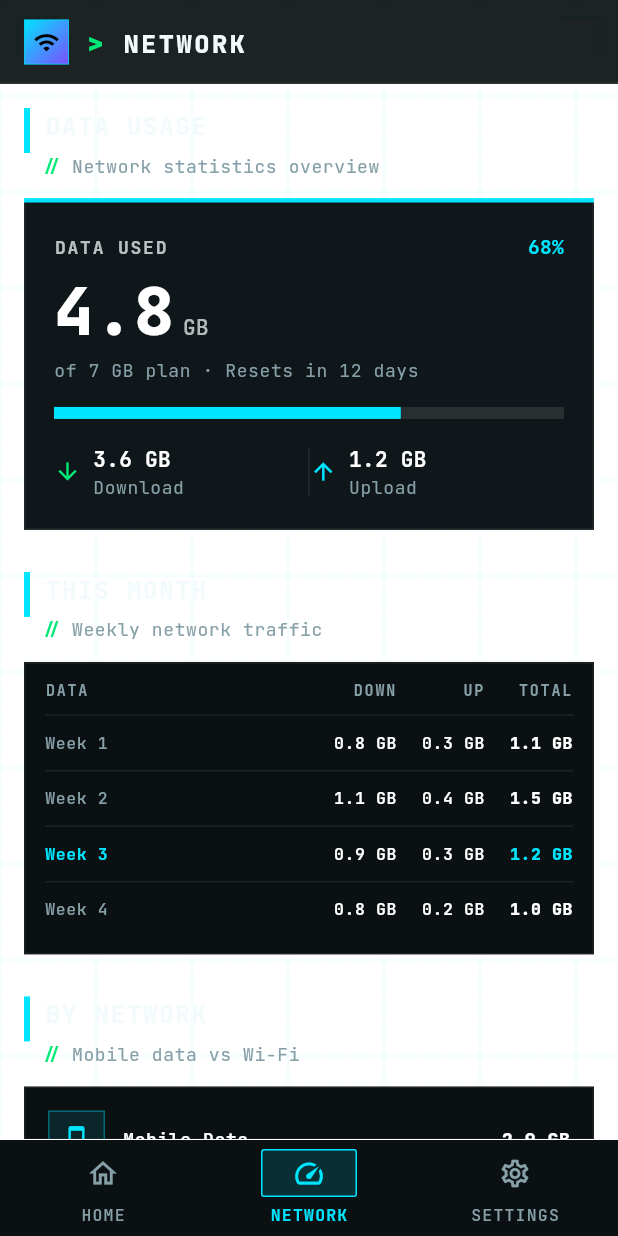
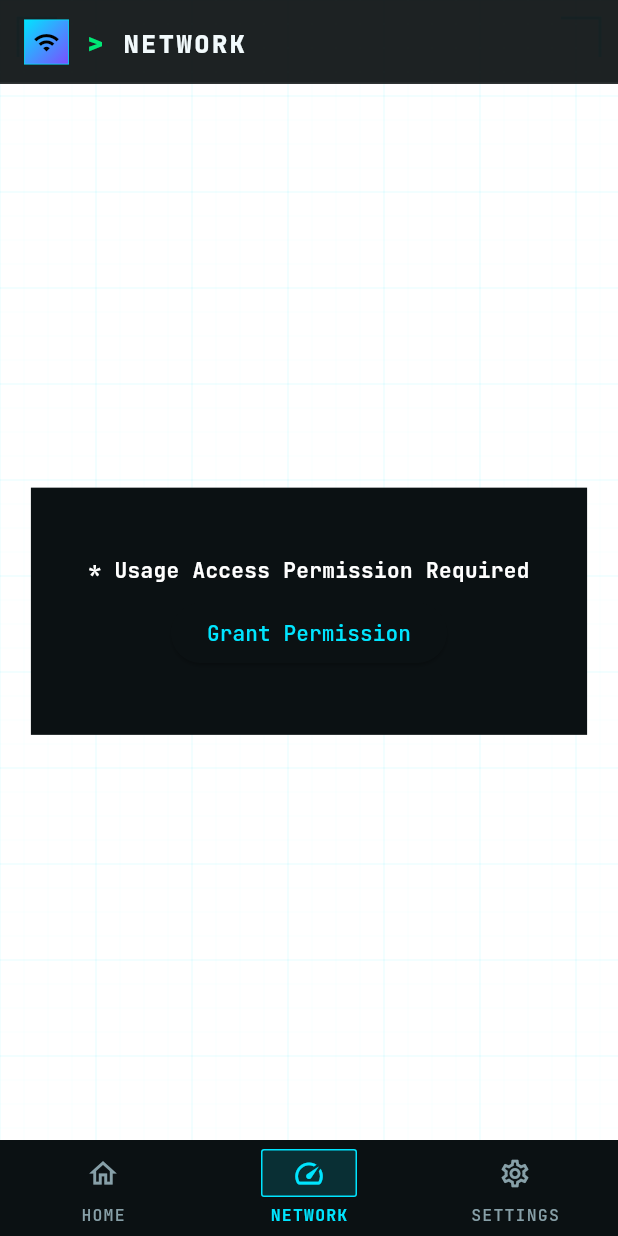
Before and after one commit to moshika38/NetKeep, a Flutter app: the screen it shows after launch, item 2 of the bottom bar chosen, on a phone screen of 412 x 824 dp. Run offline on Flutter 3.47's test engine with Material 3 defaults, Android fonts, the phone set to English and light mode, and no system bars; our stand-ins replace flutter_dotenv, google_fonts, package_info_plus, shared_preferences, wakelock_plus; missing offline and left inert: usage_stats.

Commit message:
update by network section UI and auto fetch app version

```diff
--- a/lib/presentation/network/network.screen.dart
+++ b/lib/presentation/network/network.screen.dart
@@ -1,19 +1,164 @@
 import 'package:flutter/material.dart';
+import 'package:netkeep/services/data.usage.service.dart';
 import 'package:netkeep/utils/theme.dart';
 import 'package:netkeep/widgets/app.bar.dart';
-import 'package:netkeep/widgets/network_widgets/usage.bar.dart';
 import 'package:netkeep/widgets/network_widgets/usage.hero.dart';
 import 'package:netkeep/widgets/network_widgets/usage.table.dart';
 import 'package:netkeep/widgets/section.header.dart';
 
-class NetworkScreen extends StatelessWidget {
+class NetworkScreen extends StatefulWidget {
   const NetworkScreen({super.key});
 
   @override
+  State<NetworkScreen> createState() => _NetworkScreenState();
+}
+
+// 1. 'with WidgetsBindingObserver' එකතු කරන්න
+class _NetworkScreenState extends State<NetworkScreen>
+    with WidgetsBindingObserver {
+  bool _hasPermission = false;
+  bool _isLoading = true;
+  List<WeeklyUsage> _weeklyData = [];
+
+  int _totalMobileBytes = 0;
+  int _totalWifiBytes = 0;
+
+  @override
+  void initState() {
+    super.initState();
+    // 2. Lifecycle Observer එක Register කරන්න
+    WidgetsBinding.instance.addObserver(this);
+    _loadDataUsage();
+  }
+
+  @override
+  void dispose() {
+    // 3. Screen එක අයින් වෙද්දී Observer එක Remove කරන්න
+    WidgetsBinding.instance.removeObserver(this);
+    super.dispose();
+  }
+
+  // 4. User Settings වලින් ආපසු App එකට ආපු ගමන් මේ Method එක Auto Run වෙනවා
+  @override
+  void didChangeAppLifecycleState(AppLifecycleState state) {
+    if (state == AppLifecycleState.resumed) {
+      _loadDataUsage();
+    }
+  }
+
+  Future<void> _loadDataUsage() async {
+    bool granted = await DataUsageService.isPermissionGranted();
+
+    if (granted) {
+      List<WeeklyUsage> data = await DataUsageService.getWeeklyBreakdown();
+      _calculateTotals(data);
+
+      if (mounted) {
+        setState(() {
+          _hasPermission = true;
+          _weeklyData = data;
+          _isLoading = false;
+        });
+      }
+
+      List<WeeklyUsage> freshData = await DataUsageService.getWeeklyBreakdown(
+        forceRefresh: true,
+      );
+      _calculateTotals(freshData);
+
+      if (mounted) {
+        setState(() {
+          _weeklyData = freshData;
+        });
+      }
+    } else {
+      if (mounted) {
+        setState(() {
+          _hasPermission = false;
+          _isLoading = false;
+        });
+      }
+    }
+  }
+
+  void _calculateTotals(List<WeeklyUsage> data) {
+    int mobile = 0;
+    int wifi = 0;
+    for (var item in data) {
+      mobile += item.mobileBytes;
+      wifi += item.wifiBytes;
+    }
+    _totalMobileBytes = mobile;
+    _totalWifiBytes = wifi;
+  }
+
+  @override
   Widget build(BuildContext context) {
+    if (_isLoading) {
+      return const Scaffold(
+        appBar: NetKeepAppBar(title: 'Network'),
+        body: Center(
+          child: CircularProgressIndicator(
+            color: AppColors.primaryColor,
+          ),
+        ),
+      );
+    }
+    if (!_hasPermission) {
       return Scaffold(
         appBar: const NetKeepAppBar(title: 'Network'),
-      body: ListView(
+        body: Center(
+          child: Container(
+            height: MediaQuery.of(context).size.height * 0.2,
+            width: MediaQuery.of(context).size.width * 0.9,
+            padding: const EdgeInsets.all(16),
+            decoration: const BoxDecoration(color: AppColors.cardBgColor),
+            child: Column(
+              mainAxisAlignment: MainAxisAlignment.center,
+              children: [
+                const Text(
+                  "* Usage Access Permission Required",
+                  style: TextStyle(
+                    color: Colors.white,
+                    fontWeight: FontWeight.bold,
+                  ),
+                ),
+                const SizedBox(height: 8),
+                ElevatedButton(
+                  onPressed: () async {
+                    await DataUsageService.requestPermission();
+                    _loadDataUsage();
+                  },
+                  child: const Text("Grant Permission"),
+                ),
+              ],
+            ),
+          ),
+        ),
+      );
+    }
+
+    int grandTotalBytes = _totalMobileBytes + _totalWifiBytes;
+    String totalMobileFormatted = DataUsageService.formatBytes(
+      _totalMobileBytes,
+    );
+    String totalWifiFormatted = DataUsageService.formatBytes(_totalWifiBytes);
+    String grandTotalFormatted = DataUsageService.formatBytes(grandTotalBytes);
+
+    List<UsageRow> tableRows = _weeklyData.map((item) {
+      return UsageRow(
+        item.weekName,
+        item.mobileData,
+        item.wifiData,
+        item.totalData,
+      );
+    }).toList();
+
+    return Scaffold(
+      appBar: const NetKeepAppBar(title: 'Network'),
+      body: _isLoading
+          ? const Center(child: CircularProgressIndicator())
+          : ListView(
               padding: const EdgeInsets.all(16),
               children: [
                 const SectionHeader(
@@ -21,13 +166,13 @@ class NetworkScreen extends StatelessWidget {
                   subtitle: 'Network statistics overview',
                 ),
                 const SizedBox(height: 12),
-          const UsageHero(
-            amount: "4.8",
-            unit: "GB",
-            caption: "of 7 GB plan · Resets in 12 days",
-            progress: 0.68,
-            download: "3.6 GB",
-            upload: "1.2 GB",
+                UsageHero(
+                  amount: grandTotalFormatted.split(' ').first,
+                  unit: grandTotalFormatted.contains('GB') ? "GB" : "MB",
+                  caption: "Total usage for current month",
+                  progress: 1.0,
+                  download: totalMobileFormatted,
+                  upload: totalWifiFormatted,
                 ),
                 const SizedBox(height: 28),
                 const SectionHeader(
@@ -35,14 +180,9 @@ class NetworkScreen extends StatelessWidget {
                   subtitle: 'Weekly network traffic',
                 ),
                 const SizedBox(height: 12),
-          const UsageTable(
-            rows: [
-              UsageRow("Week 1", "0.8 GB", "0.3 GB", "1.1 GB"),
-              UsageRow("Week 2", "1.1 GB", "0.4 GB", "1.5 GB"),
-              UsageRow("Week 3", "0.9 GB", "0.3 GB", "1.2 GB", highlight: true),
-              UsageRow("Week 4", "0.8 GB", "0.2 GB", "1.0 GB"),
-            ],
-          ),
+
+                UsageTable(rows: tableRows),
+
                 const SizedBox(height: 28),
                 const SectionHeader(
                   title: 'By Network',
@@ -54,20 +194,20 @@ class NetworkScreen extends StatelessWidget {
                   child: Padding(
                     padding: const EdgeInsets.all(16),
                     child: Column(
-                children: const [
-                  UsageBar(
+                      children: [
+                        _buildNetworkRow(
+                          context,
                           icon: Icons.smartphone,
-                    title: "Mobile Data",
-                    value: "2.9 GB",
-                    progress: 0.6,
+                          label: "Mobile Data",
+                          value: totalMobileFormatted,
                           color: AppColors.primaryColor,
                         ),
-                  Divider(height: 28, color: AppColors.borderColor),
-                  UsageBar(
+                        const Divider(height: 28, color: AppColors.borderColor),
+                        _buildNetworkRow(
+                          context,
                           icon: Icons.wifi,
-                    title: "Wi-Fi",
-                    value: "1.9 GB",
-                    progress: 0.4,
+                          label: "Wi-Fi",
+                          value: totalWifiFormatted,
                           color: AppColors.secondaryColor,
                         ),
                       ],
@@ -78,4 +218,35 @@ class NetworkScreen extends StatelessWidget {
             ),
     );
   }
+
+  Widget _buildNetworkRow(
+    BuildContext context, {
+    required IconData icon,
+    required String label,
+    required String value,
+    required Color color,
+  }) {
+    return Row(
+      children: [
+        Icon(icon, size: 20, color: color),
+        const SizedBox(width: 12),
+        Expanded(
+          child: Text(
+            label,
+            style: Theme.of(context).textTheme.bodySmall!.copyWith(
+              color: Colors.white,
+              fontWeight: FontWeight.w600,
+            ),
+          ),
+        ),
+        Text(
+          value,
+          style: Theme.of(context).textTheme.bodySmall!.copyWith(
+            color: Colors.white,
+            fontWeight: FontWeight.w800,
+          ),
+        ),
+      ],
+    );
   }
+}
--- /dev/null
+++ b/lib/services/data.usage.service.dart
@@ -0,0 +1,112 @@
+import 'package:flutter/services.dart';
+import 'package:usage_stats/usage_stats.dart';
+
+class WeeklyUsage {
+  final String weekName;
+  final String mobileData;
+  final String wifiData;
+  final String totalData;
+  final int mobileBytes;
+  final int wifiBytes;
+
+  WeeklyUsage({
+    required this.weekName,
+    required this.mobileData,
+    required this.wifiData,
+    required this.totalData,
+    required this.mobileBytes,
+    required this.wifiBytes,
+  });
+}
+
+class DataUsageService {
+  static const MethodChannel _channel = MethodChannel(
+    'com.netkeep.app/network_stats',
+  );
+  static List<WeeklyUsage>? _cachedWeeklyData;
+
+  static Future<bool> isPermissionGranted() async {
+    bool? granted = await UsageStats.checkUsagePermission();
+    return granted ?? false;
+  }
+
+  static Future<void> requestPermission() async {
+    await UsageStats.grantUsagePermission();
+  }
+
+  static String formatBytes(int bytes) {
+    if (bytes <= 0) return "0 MB";
+    double mb = bytes / (1024 * 1024);
+    if (mb < 1024) {
+      return "${mb.toStringAsFixed(1)} MB";
+    }
+    double gb = mb / 1024;
+    return "${gb.toStringAsFixed(2)} GB";
+  }
+
+  static Future<int> _fetchDeviceTotalBytes(
+    DateTime start,
+    DateTime end,
+    bool isMobile,
+  ) async {
+    try {
+      final int bytes = await _channel.invokeMethod('getDeviceTotalData', {
+        'startTime': start.millisecondsSinceEpoch,
+        'endTime': end.millisecondsSinceEpoch,
+        'isMobile': isMobile,
+      });
+      return bytes;
+    } catch (e) {
+      return 0;
+    }
+  }
+
+  static Future<List<WeeklyUsage>> getWeeklyBreakdown({
+    bool forceRefresh = false,
+  }) async {
+    if (_cachedWeeklyData != null && !forceRefresh) {
+      return _cachedWeeklyData!;
+    }
+
+    final now = DateTime.now();
+    final lastDay = DateTime(now.year, now.month + 1, 0).day;
+
+    List<Map<String, int>> weeks = [
+      {'start': 1, 'end': 7},
+      {'start': 8, 'end': 14},
+      {'start': 15, 'end': 21},
+      {'start': 22, 'end': lastDay},
+    ];
+
+    List<Future<WeeklyUsage>> futures = weeks.asMap().entries.map((
+      entry,
+    ) async {
+      int i = entry.key;
+      int startDay = entry.value['start']!;
+      int endDay = entry.value['end']!;
+
+      DateTime startDate = DateTime(now.year, now.month, startDay, 0, 0, 0);
+      DateTime endDate = DateTime(now.year, now.month, endDay, 23, 59, 59);
+
+      final results = await Future.wait([
+        _fetchDeviceTotalBytes(startDate, endDate, true),
+        _fetchDeviceTotalBytes(startDate, endDate, false),
+      ]);
+
+      int mobileBytes = results[0];
+      int wifiBytes = results[1];
+
+      return WeeklyUsage(
+        weekName: "Week ${i + 1}",
+        mobileData: formatBytes(mobileBytes),
+        wifiData: formatBytes(wifiBytes),
+        totalData: formatBytes(mobileBytes + wifiBytes),
+        mobileBytes: mobileBytes,
+        wifiBytes: wifiBytes,
+      );
+    }).toList();
+
+    _cachedWeeklyData = await Future.wait(futures);
+    return _cachedWeeklyData!;
+  }
+}
--- a/lib/widgets/network_widgets/usage.bar.dart
+++ /dev/null
@@ -1,66 +0,0 @@
-import 'package:flutter/material.dart';
-import 'package:netkeep/utils/theme.dart';
-
-class UsageBar extends StatelessWidget {
-  final IconData icon;
-  final String title;
-  final String value;
-  final double progress;
-  final Color color;
-
-  const UsageBar({
-    super.key,
-    required this.icon,
-    required this.title,
-    required this.value,
-    required this.progress,
-    required this.color,
-  });
-
-  @override
-  Widget build(BuildContext context) {
-    return Column(
-      crossAxisAlignment: CrossAxisAlignment.start,
-      children: [
-        Row(
-          children: [
-            Container(
-              width: 38,
-              height: 38,
-              decoration: BoxDecoration(
-                color: color.withValues(alpha: 0.1),
-                borderRadius: BorderRadius.zero,
-                border: Border.all(color: color.withValues(alpha: 0.35)),
-              ),
-              child: Icon(icon, size: 18, color: color),
-            ),
-            const SizedBox(width: 12),
-            Expanded(
-              child: Text(
-                title,
-                style: Theme.of(context).textTheme.bodySmall!.copyWith(
-                  color: Colors.white,
-                  fontWeight: FontWeight.w600,
-                ),
-              ),
-            ),
-            Text(
-              value,
-              style: Theme.of(context).textTheme.bodySmall!.copyWith(
-                color: Colors.white,
-                fontWeight: FontWeight.w800,
-              ),
-            ),
-          ],
-        ),
-        const SizedBox(height: 10),
-        LinearProgressIndicator(
-          value: progress,
-          minHeight: 6,
-          backgroundColor: AppColors.white.withValues(alpha: 0.08),
-          valueColor: AlwaysStoppedAnimation<Color>(color),
-        ),
-      ],
-    );
-  }
-}
--- a/pubspec.yaml
+++ b/pubspec.yaml
@@ -23,6 +23,8 @@ dependencies:
   wakelock_plus: ^1.7.0
   flutter_dotenv: ^6.0.1
   shared_preferences: ^2.5.3
+  usage_stats: ^2.0.1
+  package_info_plus: ^10.2.1
 
 dev_dependencies:
   flutter_test:
```
Also changed, not shown: lib/presentation/settings/settings.screen.dart (+23 -14 lines), lib/services/app.info.service.dart (added, +8 -0 lines), lib/services/ping.services.dart (+37 -10 lines), pubspec.lock, 13 other files. Lines whose indentation alone changed are shown as unchanged.
